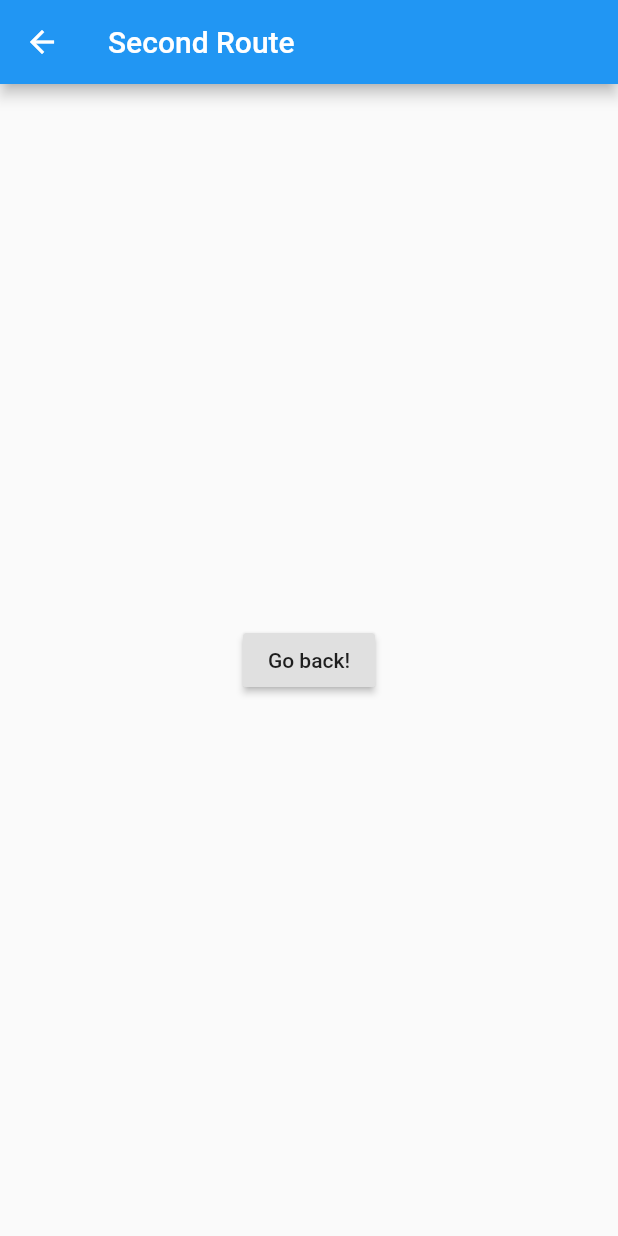
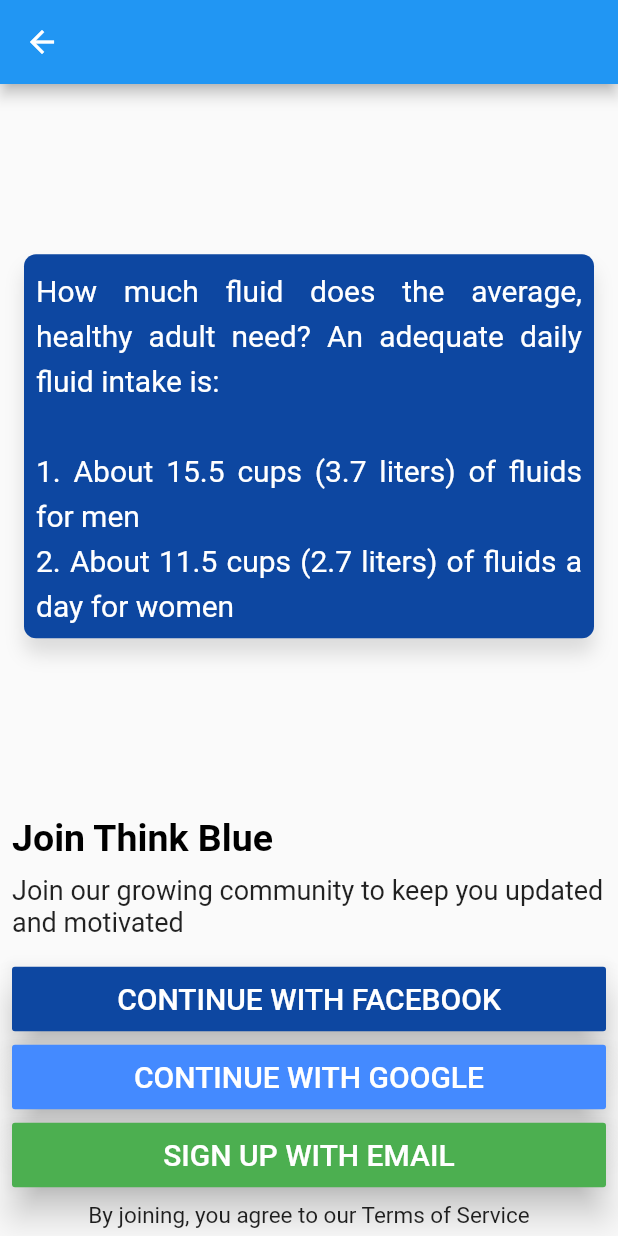
Before and after one commit to momshaddinury/Think-Blue, a Flutter app: the screen it shows after launch, after a tap on "START NOW", on a phone screen of 412 x 824 dp. Run offline on Flutter 3.47's test engine with Material 2 defaults, Android fonts, the phone set to English and light mode, and no system bars.

Commit message:
Modularized Code / Sign up page - in progress

```diff
--- a/App/think_blue/lib/main.dart
+++ b/App/think_blue/lib/main.dart
@@ -1,15 +1,18 @@
-import 'dart:ui';
-
+import 'welcome_page.dart';
 import 'package:flutter/material.dart';
+import 'package:flutter/services.dart';
 
 void main() => runApp(BaseFunction());
 
 class BaseFunction extends StatelessWidget {
   @override
   Widget build(BuildContext context) {
+    SystemChrome.setSystemUIOverlayStyle(SystemUiOverlayStyle(
+      statusBarColor: Colors.blue, //or set color with: Color(0xFF0000FF)
+    ));
     return MaterialApp(
       debugShowCheckedModeBanner: false,
-      title: 'Landing Page',
+      title: 'THINK blue',
       home: Scaffold(
         backgroundColor: Colors.white,
         body: WelcomeScreen(),
@@ -17,110 +20,3 @@ class BaseFunction extends StatelessWidget {
     );
   }
 }
-
-class WelcomeScreen extends StatelessWidget {
-  @override
-  Widget build(BuildContext context) {
-    return SafeArea(
-      child: Column(
-        children: <Widget>[
-          Expanded(
-            flex:5,
-            child: Container(
-              height: double.maxFinite,
-              width: double.maxFinite,
-              decoration: BoxDecoration(
-                  color: Colors.blue,
-                  shape: BoxShape.rectangle,
-                  borderRadius: BorderRadius.only(
-                      bottomLeft: Radius.circular(20.0),
-                      bottomRight: Radius.circular(20.0)),
-                  boxShadow: [
-                    BoxShadow(
-                      color: Colors.grey,
-                      blurRadius: 10.0,
-                    ),
-                  ]),
-              child: Column(
-                mainAxisAlignment: MainAxisAlignment.spaceEvenly,
-                children: <Widget>[
-                  Image.asset('images/waterhd.png'),
-                  Column(
-                    //App Name Holder
-                    crossAxisAlignment: CrossAxisAlignment.end,
-                    children: <Widget>[
-                      Container(
-                        child: Text("THINK",
-                            style: TextStyle(
-                                color: Colors.blue.shade900,
-                                fontWeight: FontWeight.w800,
-                                fontFamily: 'Roboto',
-                                letterSpacing: 0.5,
-                                fontSize: 65)),
-                      ),
-                      Container(
-                        child: Text("blue",
-                            style: TextStyle(
-                                color: Colors.white,
-                                fontWeight: FontWeight.w800,
-                                fontFamily: 'Roboto',
-                                letterSpacing: 0.5,
-                                fontSize: 65)),
-                      ),
-                    ],
-                  ),
-                ],
-              ),
-            ),
-          ),
-          Expanded(
-            flex: 1,
-            child: Padding(
-              padding: const EdgeInsets.symmetric(vertical: 25.0),
-              child: RaisedButton(
-                elevation: 7,
-                shape: new RoundedRectangleBorder(
-                  borderRadius: new BorderRadius.circular(10.0),
-                ),
-                onPressed: () {
-                  Navigator.push(
-                    context,
-                    MaterialPageRoute(builder: (context) => SecondRoute()),
-                  );
-                },
-                splashColor: Colors.blueAccent,
-                color: Colors.blue.shade900,
-                child: Text("Start now".toUpperCase(),
-                    style: TextStyle(
-                        fontSize: 20,
-                        fontFamily: 'Roboto',
-                        letterSpacing: 0.5,
-                        color: Colors.white)),
-              ),
-            ),
-          ),
-        ],
-      ),
-    );
-  }
-}
-
-class SecondRoute extends StatelessWidget {
-  @override
-  Widget build(BuildContext context) {
-    return Scaffold(
-      appBar: AppBar(
-        title: Text("Second Route"),
-      ),
-      body: Center(
-        child: RaisedButton(
-          onPressed: () {
-            // Navigate back to first route when tapped.
-            Navigator.pop(context);
-          },
-          child: Text('Go back!'),
-        ),
-      ),
-    );
-  }
-}
--- /dev/null
+++ b/App/think_blue/lib/second_page.dart
@@ -0,0 +1,159 @@
+//
+
+//
+import 'package:flutter/material.dart';
+
+class SecondRoute extends StatelessWidget {
+  @override
+  Widget build(BuildContext context) {
+    return Scaffold(
+      appBar: AppBar(
+        title: Text(""),
+      ),
+      body: SecondPageUI(),
+    );
+  }
+}
+
+//UI Design of the page:
+class SecondPageUI extends StatefulWidget {
+  @override
+  _SecondPageUIState createState() => _SecondPageUIState();
+}
+
+class _SecondPageUIState extends State<SecondPageUI> {
+
+  final textCard = Container(
+    //margin: new EdgeInsets.symmetric(horizontal: 25.0),
+    decoration: BoxDecoration(
+      color: Colors.blue.shade900,
+      shape: BoxShape.rectangle,
+      borderRadius: BorderRadius.circular(8.0),
+      boxShadow: <BoxShadow>[
+        BoxShadow(
+          color: Colors.black12,
+          blurRadius: 10.0,
+          offset: new Offset(0.0, 10.0),
+        ),
+      ],
+    ),
+    child: Padding(
+      padding: const EdgeInsets.all(8.0),
+      child: Text(
+        "How much fluid does the average, healthy adult need? "
+        "An adequate daily fluid intake is: "
+        "\n\n1. About 15.5 cups (3.7 liters) of fluids for men "
+        "\n2. About 11.5 cups (2.7 liters) of fluids a day for women",
+        maxLines: 10,
+        overflow: TextOverflow.ellipsis,
+        textDirection: TextDirection.ltr,
+        textAlign: TextAlign.justify,
+
+        style: TextStyle(
+          height: 1.5,
+          fontFamily: 'Roboto',
+          fontSize: 20,
+          color: Colors.white,
+        ),
+      ),
+    ),
+  );
+  @override
+  Widget build(BuildContext context) {
+    return SafeArea(
+      child: Column(
+        crossAxisAlignment: CrossAxisAlignment.stretch,
+        mainAxisAlignment: MainAxisAlignment.end,
+        children: <Widget>[
+          Expanded(
+            child: Center(
+              child: Container(
+                  margin: const EdgeInsets.symmetric(
+                    vertical: 16.0,
+                    horizontal: 16.0,
+                  ),
+                  child: new Stack(
+                    children: <Widget>[textCard],
+                  )),
+            ),
+          ),
+          Padding(
+            padding: const EdgeInsets.symmetric(horizontal: 8.0, vertical: 5.0),
+            child: Text("Join Think Blue",
+                style: TextStyle(
+                    fontFamily: 'Roboto',
+                    fontSize: 25,
+                    color: Colors.black,
+                    fontWeight: FontWeight.bold)),
+          ),
+          Padding(
+            padding: const EdgeInsets.symmetric(horizontal: 8.0, vertical: 5.0),
+            child: Text(
+                "Join our growing community to keep you updated and motivated",
+                style: TextStyle(
+                  fontFamily: 'Roboto',
+                  fontSize: 18,
+                  color: Colors.black87,
+                )),
+          ),
+          SizedBox(
+            height: 10.0,
+          ),
+          Padding(
+            padding: const EdgeInsets.symmetric(horizontal: 8.0, vertical: 2.0),
+            child: RaisedButton(
+              elevation: 10.0,
+              padding: EdgeInsets.all(10.0),
+              onPressed: () {},
+              color: Colors.blue.shade900,
+              child: Text(
+                "Continue with facebook".toUpperCase(),
+                style: TextStyle(
+                    fontFamily: 'Roboto', fontSize: 20, color: Colors.white),
+              ),
+            ),
+          ),
+          Padding(
+            padding: const EdgeInsets.symmetric(horizontal: 8.0, vertical: 2.0),
+            child: RaisedButton(
+              elevation: 10.0,
+              padding: EdgeInsets.all(10.0),
+              onPressed: () {},
+              color: Colors.blueAccent,
+              child: Text(
+                "Continue with Google".toUpperCase(),
+                style: TextStyle(
+                    fontFamily: 'Roboto', fontSize: 20, color: Colors.white),
+              ),
+            ),
+          ),
+          Padding(
+            padding: const EdgeInsets.symmetric(horizontal: 8.0, vertical: 2.0),
+            child: RaisedButton(
+              elevation: 10.0,
+              padding: EdgeInsets.all(10.0),
+              onPressed: () {},
+              color: Colors.green,
+              child: Text(
+                "Sign up with EMAIL".toUpperCase(),
+                style: TextStyle(
+                    fontFamily: 'Roboto', fontSize: 20, color: Colors.white),
+              ),
+            ),
+          ),
+          Padding(
+            padding: const EdgeInsets.symmetric(horizontal: 8.0, vertical: 5.0),
+            child: Center(
+              child: Text("By joining, you agree to our Terms of Service",
+                  style: TextStyle(
+                    fontFamily: 'Roboto',
+                    fontSize: 15,
+                    color: Colors.black87,
+                  )),
+            ),
+          ),
+        ],
+      ),
+    );
+  }
+}
--- /dev/null
+++ b/App/think_blue/lib/welcome_page.dart
@@ -0,0 +1,99 @@
+//
+
+//
+import 'package:flutter/material.dart';
+import 'second_page.dart';
+
+class WelcomeScreen extends StatelessWidget {
+  @override
+  Widget build(BuildContext context) {
+    return SafeArea(
+      child: Column(
+        children: <Widget>[
+          Expanded(
+            flex: 3,
+            child: Container(
+              height: double.maxFinite,
+              width: double.maxFinite,
+              decoration: BoxDecoration(
+                  color: Colors.blue,
+                  shape: BoxShape.rectangle,
+                  borderRadius: BorderRadius.only(
+                      bottomLeft: Radius.circular(20.0),
+                      bottomRight: Radius.circular(20.0)),
+                  boxShadow: [
+                    BoxShadow(
+                      color: Colors.grey,
+                      blurRadius: 10.0,
+                    ),
+                  ]),
+              child: Column(
+                mainAxisAlignment: MainAxisAlignment.spaceEvenly,
+                children: <Widget>[
+                  Image.asset('images/waterhd.png'),
+                  Column(
+                    //App Name Holder
+                    crossAxisAlignment: CrossAxisAlignment.end,
+                    children: <Widget>[
+                      Container(
+                        child: Text("THINK",
+                            style: TextStyle(
+                                color: Colors.blue.shade900,
+                                fontWeight: FontWeight.w800,
+                                fontFamily: 'Roboto',
+                                letterSpacing: 0.5,
+                                fontSize: 65)),
+                      ),
+                      Container(
+                        child: Text("blue",
+                            style: TextStyle(
+                                color: Colors.white,
+                                fontWeight: FontWeight.w800,
+                                fontFamily: 'Roboto',
+                                letterSpacing: 0.5,
+                                fontSize: 65)),
+                      ),
+                    ],
+                  ),
+                ],
+              ),
+            ),
+          ),
+          SizedBox(
+            height: 10,
+          ),
+          Container(
+            height: 100,
+            width: 200,
+            child: Padding(
+              padding: const EdgeInsets.symmetric(vertical: 18.0),
+              child: RaisedButton(
+                elevation: 7,
+                shape: new RoundedRectangleBorder(
+                  borderRadius: new BorderRadius.circular(10.0),
+                ),
+                onPressed: () {
+                  Navigator.push(
+                    context,
+                    MaterialPageRoute(builder: (context) => SecondRoute()),
+                  );
+                },
+                splashColor: Colors.blueAccent,
+                color: Colors.blue.shade900,
+                child: Text("Start now".toUpperCase(),
+                    style: TextStyle(
+                        fontSize: 20,
+                        fontFamily: 'Roboto',
+                        letterSpacing: 0.5,
+                        color: Colors.white)),
+              ),
+            ),
+          ),
+          SizedBox(
+            height: 10,
+          ),
+        ],
+      ),
+    );
+  }
+}
```
